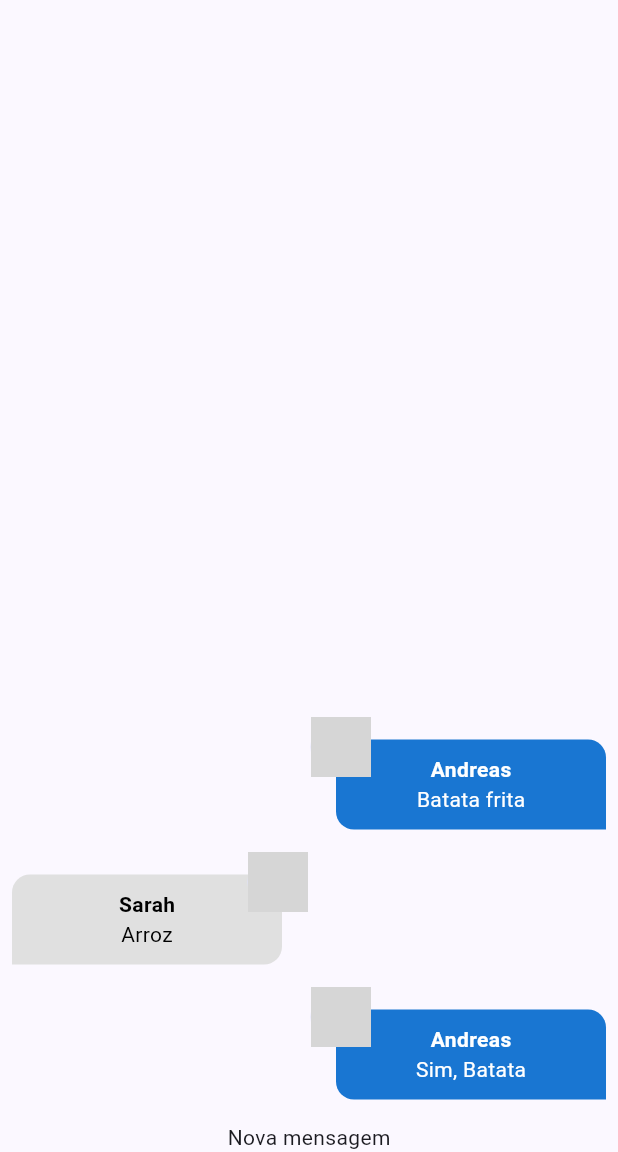
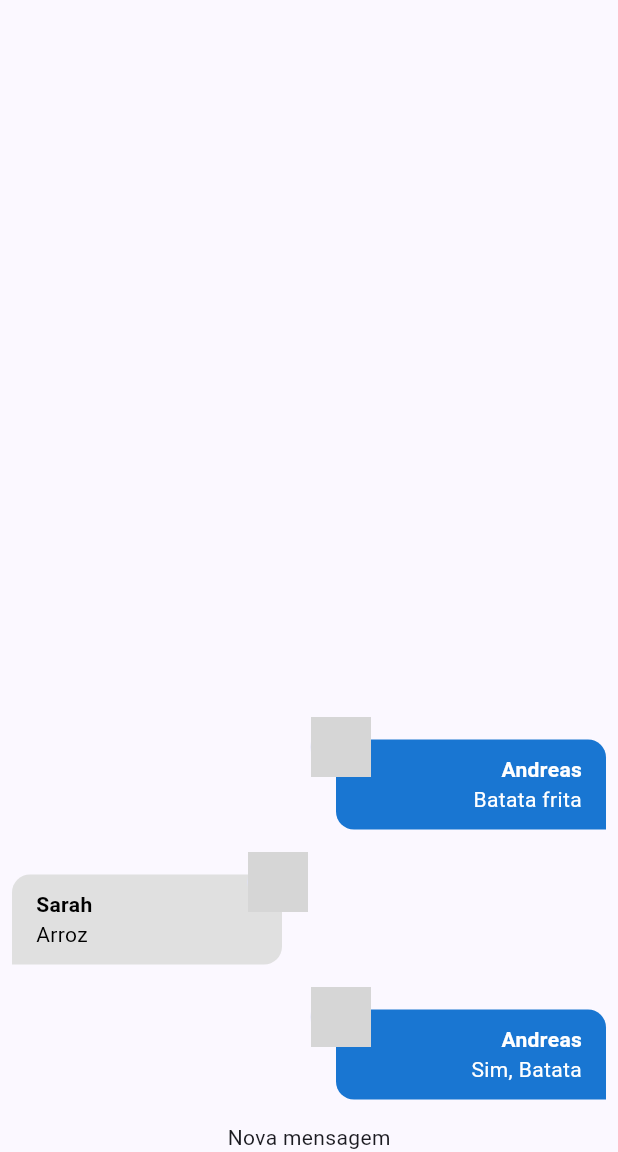
Before and after one commit to And5reas/chat, a Flutter app: the screen it shows after launch, on a phone screen of 412 x 824 dp, the part 84-1236 px from its top. Run offline on Flutter 3.47's test engine with Material 3 defaults, Android fonts, the phone set to English and light mode, and no system bars; our stand-ins replace image_picker; accounts and stored records are empty; grey boxes are pictures that could not be loaded.

Commit message:
Formating style

```diff
--- a/lib/components/message_bubble.dart
+++ b/lib/components/message_bubble.dart
@@ -58,6 +58,9 @@ class MessageBubble extends StatelessWidget {
               ),
               width: 180,
               child: Column(
+                crossAxisAlignment: isCurrentUser
+                    ? CrossAxisAlignment.end
+                    : CrossAxisAlignment.start,
                 children: [
                   Text(
                     msg.userName,
@@ -67,6 +70,7 @@ class MessageBubble extends StatelessWidget {
                   ),
                   Text(
                     msg.text,
+                    textAlign: isCurrentUser ? TextAlign.right : TextAlign.left,
                     style: TextStyle(
                         color: isCurrentUser ? Colors.white : Colors.black),
                   ),
```
